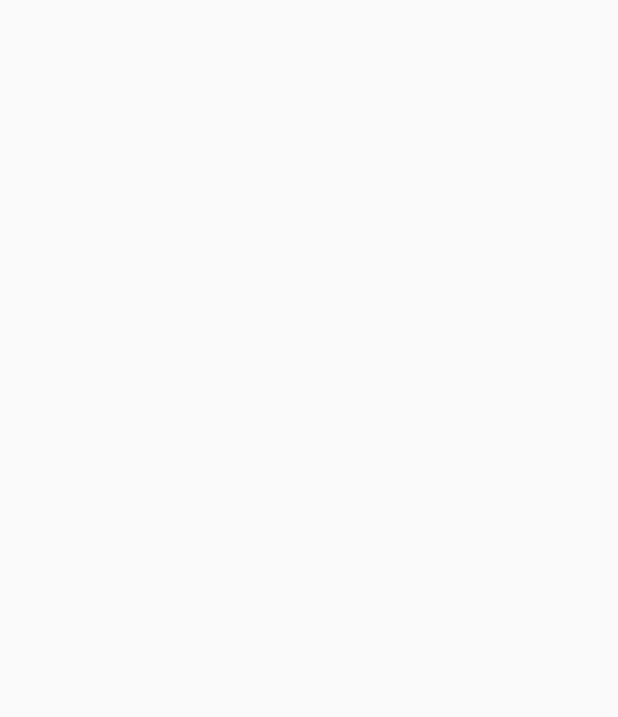
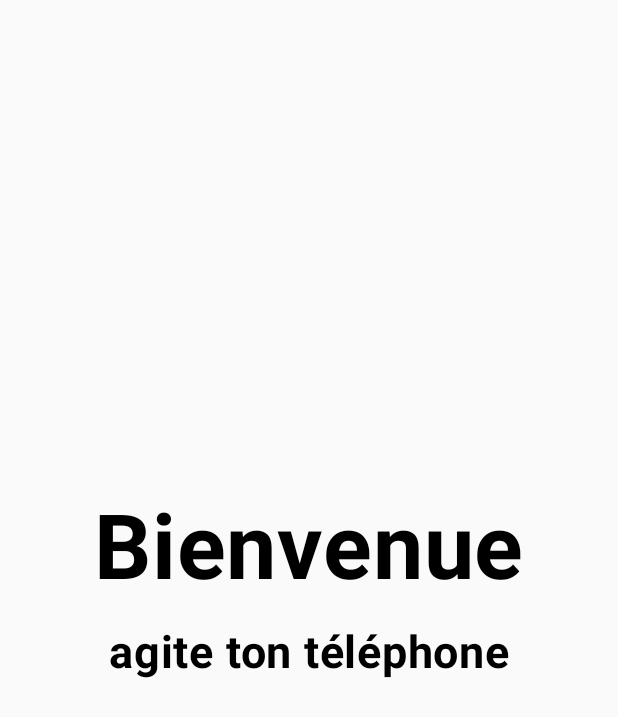
Before and after one commit to Nissyaniss/ShiFouDuBus_R4A11_Project, an Android app built with Jetpack Compose: the game screen opened through its navigation route, on a phone screen of 412 x 824 dp. Before the commit the part shown is empty. Shown: the top 717 px of the screen. Run offline under Robolectric (Android 15) with nearby library versions, the phone set to English and light mode, and no system bars.

Commit message:
game edit

```diff
--- a/app/build.gradle.kts
+++ b/app/build.gradle.kts
@@ -49,6 +49,7 @@ dependencies {
     implementation(libs.androidx.ui.graphics)
     implementation(libs.androidx.ui.tooling.preview)
     implementation(libs.androidx.material3)
+    implementation(libs.androidx.appcompat)
     testImplementation(libs.junit)
     androidTestImplementation(libs.androidx.junit)
     androidTestImplementation(libs.androidx.espresso.core)
--- a/app/src/main/AndroidManifest.xml
+++ b/app/src/main/AndroidManifest.xml
@@ -13,9 +13,9 @@
         android:theme="@style/Theme.ShiFouDuBus"
         tools:targetApi="31">
         <activity
-            android:name=".MainActivity2"
+            android:name=".Game"
             android:exported="false"
-            android:label="@string/title_activity_main2"
+            android:label="@string/title_activity_game"
             android:theme="@style/Theme.ShiFouDuBus" />
         <activity
             android:name=".MainActivity"
--- /dev/null
+++ b/app/src/main/java/org/nissya/shifoudubus/Game.kt
@@ -0,0 +1,70 @@
+package org.nissya.shifoudubus
+
+import android.annotation.SuppressLint
+import android.content.Context.*
+import android.hardware.Sensor
+import android.hardware.SensorEvent
+import android.hardware.SensorEventListener
+import androidx.compose.foundation.layout.Arrangement
+import androidx.compose.foundation.layout.Column
+import androidx.compose.foundation.layout.Spacer
+import androidx.compose.foundation.layout.fillMaxSize
+import androidx.compose.foundation.layout.height
+import androidx.compose.foundation.layout.padding
+import androidx.compose.material3.Text
+import androidx.compose.runtime.Composable
+import androidx.compose.ui.Alignment
+import androidx.compose.ui.Modifier
+import androidx.compose.ui.text.font.FontWeight
+import androidx.compose.ui.unit.dp
+import androidx.compose.ui.unit.sp
+import androidx.core.app.ComponentActivity
+import androidx.navigation.NavController
+import java.util.logging.Logger
+
+class Game : SensorEventListener {
+    override fun onSensorChanged(event: SensorEvent) {
+        var Log = Logger.getLogger(MainActivity::class.java.name)
+        Log.warning("" + event.values)
+    }
+
+    override fun onAccuracyChanged(sensor: Sensor?, accuracy: Int) {
+        TODO("Not yet implemented")
+    }
+
+
+}
+
+
+@Composable
+fun Game(modifier: Modifier = Modifier, navController: NavController) {
+
+    Column(
+        modifier = modifier
+            .fillMaxSize()
+            .padding(32.dp),
+        horizontalAlignment = Alignment.CenterHorizontally,
+        verticalArrangement = Arrangement.Center
+    ) {
+
+        Text(
+            text = "Bienvenue",
+            fontSize = 60.sp,
+            fontWeight = FontWeight.Bold
+        )
+        Spacer(modifier = Modifier.height(16.dp))
+        Text(
+            text = "agite ton téléphone",
+            fontSize = 30.sp,
+            fontWeight = FontWeight.Bold
+        )
+        Spacer(modifier = Modifier.height(16.dp))
+        Text(
+            text = "",
+            fontSize = 30.sp,
+            fontWeight = FontWeight.Bold
+        )
+
+    }
+
+}
--- a/app/src/main/java/org/nissya/shifoudubus/MainActivity.kt
+++ b/app/src/main/java/org/nissya/shifoudubus/MainActivity.kt
@@ -1,5 +1,6 @@
 package org.nissya.shifoudubus
 
+import android.content.Intent
 import android.os.Bundle
 import androidx.activity.ComponentActivity
 import androidx.activity.compose.setContent
@@ -64,7 +65,7 @@ fun AppNavigation() {
             Home(navController = navController)
         }
         composable("game") {
-//            Game(navController = navController)
+            Game(navController = navController)
         }
     }
 }
--- a/app/src/main/res/values/strings.xml
+++ b/app/src/main/res/values/strings.xml
@@ -2,5 +2,5 @@
     <string name="app_name">ShiFouDuBus</string>
     <string name="gameTitle">ShiFouDuBus</string>
     <string name="play">Jouer</string>
-    <string name="title_activity_main2">MainActivity2</string>
+    <string name="title_activity_game">Game</string>
 </resources>
--- a/gradle/libs.versions.toml
+++ b/gradle/libs.versions.toml
@@ -8,6 +8,7 @@ espressoCore = "3.5.1"
 lifecycleRuntimeKtx = "2.6.1"
 activityCompose = "1.8.0"
 composeBom = "2024.04.01"
+appcompat = "1.7.0"
 navigation = "2.7.3"
 
 [libraries]
@@ -26,6 +27,7 @@ androidx-ui-tooling-preview = { group = "androidx.compose.ui", name = "ui-toolin
 androidx-ui-test-manifest = { group = "androidx.compose.ui", name = "ui-test-manifest" }
 androidx-ui-test-junit4 = { group = "androidx.compose.ui", name = "ui-test-junit4" }
 androidx-material3 = { group = "androidx.compose.material3", name = "material3" }
+androidx-appcompat = { group = "androidx.appcompat", name = "appcompat", version.ref = "appcompat" }
 
 [plugins]
 android-application = { id = "com.android.application", version.ref = "agp" }
```
